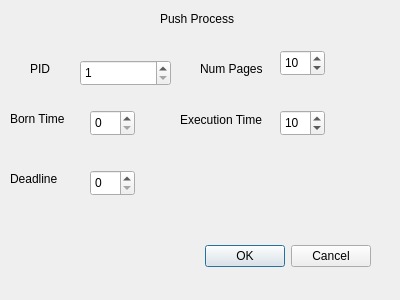
The window that examples/simulator/src/processdialog.ui (tysm/ossim) describes before a commit, drawn with Qt 5.
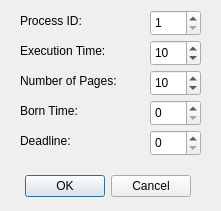
The same window after the commit.

```diff
--- a/examples/simulator/src/processdialog.ui
+++ b/examples/simulator/src/processdialog.ui
@@ -6,8 +6,8 @@
    <rect>
     <x>0</x>
     <y>0</y>
-    <width>400</width>
-    <height>300</height>
+    <width>221</width>
+    <height>211</height>
    </rect>
   </property>
   <property name="windowTitle">
@@ -19,9 +19,9 @@
   <widget class="QDialogButtonBox" name="buttonBox">
    <property name="geometry">
     <rect>
-     <x>30</x>
-     <y>240</y>
-     <width>341</width>
+     <x>20</x>
+     <y>170</y>
+     <width>171</width>
      <height>32</height>
     </rect>
    </property>
@@ -35,9 +35,9 @@
   <widget class="QSpinBox" name="pidBox">
    <property name="geometry">
     <rect>
-     <x>80</x>
-     <y>60</y>
-     <width>91</width>
+     <x>150</x>
+     <y>10</y>
+     <width>51</width>
      <height>26</height>
     </rect>
    </property>
@@ -51,9 +51,9 @@
   <widget class="QSpinBox" name="bornBox">
    <property name="geometry">
     <rect>
-     <x>90</x>
-     <y>110</y>
-     <width>45</width>
+     <x>150</x>
+     <y>100</y>
+     <width>51</width>
      <height>26</height>
     </rect>
    </property>
@@ -61,9 +61,9 @@
   <widget class="QSpinBox" name="nPagesBox">
    <property name="geometry">
     <rect>
-     <x>280</x>
-     <y>50</y>
-     <width>45</width>
+     <x>150</x>
+     <y>70</y>
+     <width>51</width>
      <height>26</height>
     </rect>
    </property>
@@ -74,9 +74,9 @@
   <widget class="QSpinBox" name="execBox">
    <property name="geometry">
     <rect>
-     <x>280</x>
-     <y>110</y>
-     <width>45</width>
+     <x>150</x>
+     <y>40</y>
+     <width>51</width>
      <height>26</height>
     </rect>
    </property>
@@ -87,9 +87,9 @@
   <widget class="QSpinBox" name="deadBox">
    <property name="geometry">
     <rect>
-     <x>90</x>
-     <y>170</y>
-     <width>45</width>
+     <x>150</x>
+     <y>130</y>
+     <width>51</width>
      <height>26</height>
     </rect>
    </property>
@@ -97,79 +97,66 @@
   <widget class="QLabel" name="label">
    <property name="geometry">
     <rect>
-     <x>30</x>
-     <y>60</y>
-     <width>31</width>
-     <height>17</height>
+     <x>20</x>
+     <y>10</y>
+     <width>81</width>
+     <height>21</height>
     </rect>
    </property>
    <property name="text">
-    <string>PID</string>
+    <string>Process ID:</string>
    </property>
   </widget>
   <widget class="QLabel" name="label_2">
    <property name="geometry">
     <rect>
-     <x>10</x>
-     <y>110</y>
-     <width>61</width>
-     <height>17</height>
+     <x>20</x>
+     <y>100</y>
+     <width>81</width>
+     <height>21</height>
     </rect>
    </property>
    <property name="text">
-    <string>Born Time</string>
+    <string>Born Time:</string>
    </property>
   </widget>
   <widget class="QLabel" name="label_3">
    <property name="geometry">
     <rect>
-     <x>10</x>
-     <y>170</y>
-     <width>54</width>
-     <height>17</height>
-    </rect>
-   </property>
-   <property name="text">
-    <string>Deadline</string>
-   </property>
-  </widget>
-  <widget class="QLabel" name="label_4">
-   <property name="geometry">
-    <rect>
-     <x>200</x>
-     <y>60</y>
+     <x>20</x>
+     <y>130</y>
      <width>71</width>
-     <height>17</height>
+     <height>21</height>
     </rect>
    </property>
    <property name="text">
-    <string>Num Pages</string>
+    <string>Deadline:</string>
    </property>
   </widget>
   <widget class="QLabel" name="label_5">
    <property name="geometry">
     <rect>
-     <x>180</x>
-     <y>110</y>
-     <width>91</width>
-     <height>20</height>
+     <x>20</x>
+     <y>70</y>
+     <width>121</width>
+     <height>21</height>
     </rect>
    </property>
    <property name="text">
-    <string>Execution Time</string>
+    <string>Number of Pages:</string>
    </property>
   </widget>
   <widget class="QLabel" name="label_6">
    <property name="geometry">
     <rect>
-     <x>160</x>
-     <y>10</y>
-     <width>81</width>
-     <height>17</height>
+     <x>20</x>
+     <y>40</y>
+     <width>111</width>
+     <height>21</height>
     </rect>
    </property>
    <property name="text">
-    <string>Push Process</string>
+    <string>Execution Time:</string>
    </property>
   </widget>
  </widget>
```
Left out of the diff: 26 changed lines with no effect on the pictures.
